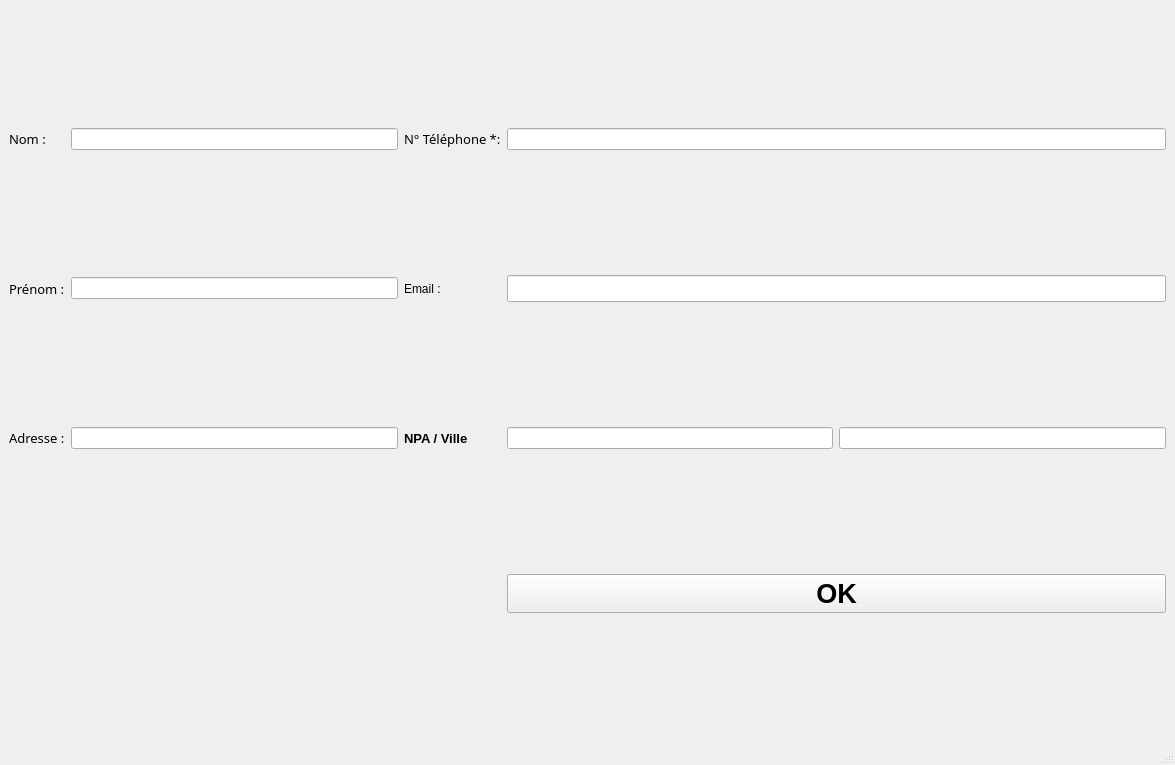
alhelo-93/TPI-SPLOKS, file Sploks/views/newclient.ui: the form before one commit.
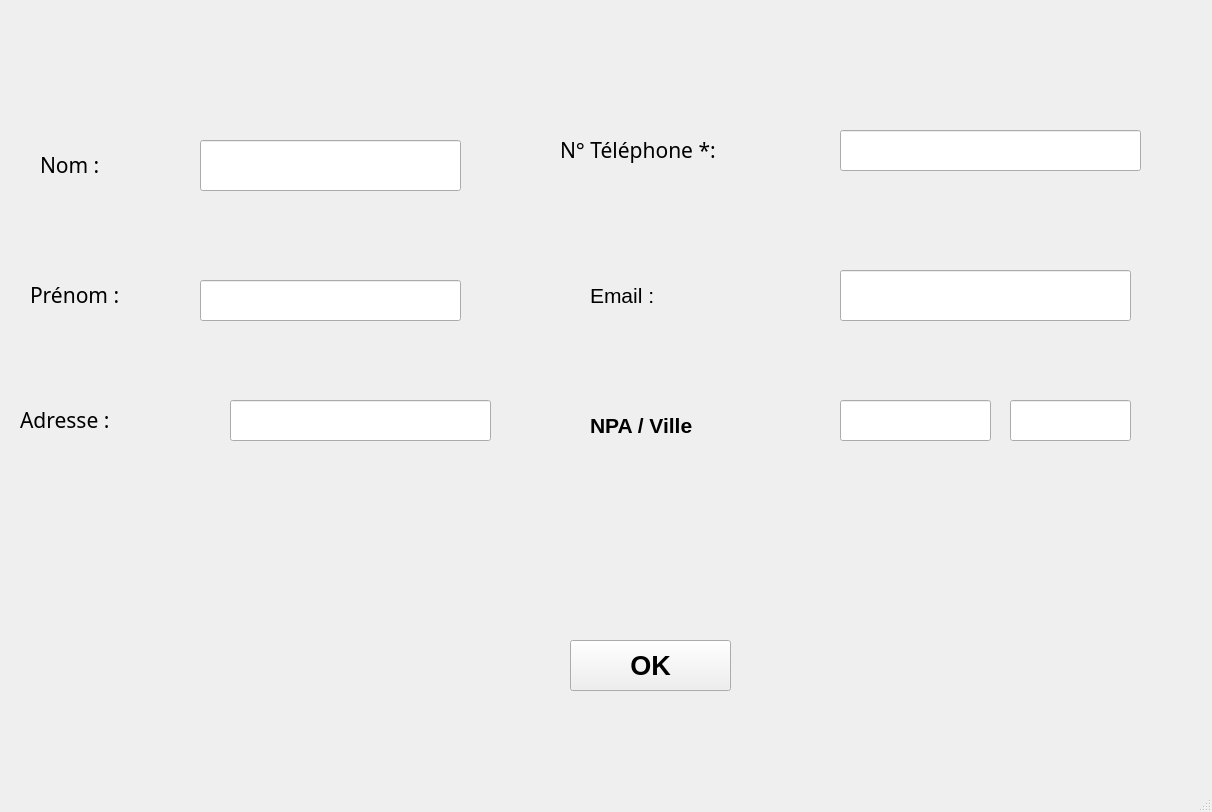
The form after the commit.

Commit message: resize interface graphic

```diff
--- a/Sploks/views/newclient.ui
+++ b/Sploks/views/newclient.ui
@@ -6,8 +6,8 @@
    <rect>
     <x>0</x>
     <y>0</y>
-    <width>1175</width>
-    <height>765</height>
+    <width>1212</width>
+    <height>812</height>
    </rect>
   </property>
   <property name="windowTitle">
@@ -17,9 +17,15 @@
    <locale language="French" country="Switzerland"/>
   </property>
   <widget class="QWidget" name="centralwidget">
-   <layout class="QGridLayout" name="gridLayout">
-    <item row="0" column="0">
      <widget class="QLabel" name="lblLastName">
+    <property name="geometry">
+     <rect>
+      <x>40</x>
+      <y>140</y>
+      <width>91</width>
+      <height>51</height>
+     </rect>
+    </property>
       <property name="font">
        <font>
         <family>Arial Black</family>
@@ -33,15 +39,28 @@
        <string notr="true">font: 87 10pt &quot;Arial Black&quot;;</string>
       </property>
       <property name="text">
-       <string>Nom :</string>
-      </property>
-     </widget>
-    </item>
-    <item row="0" column="1">
-     <widget class="QLineEdit" name="inputLastName"/>
-    </item>
-    <item row="0" column="2">
+     <string>&lt;html&gt;&lt;head/&gt;&lt;body&gt;&lt;p&gt;&lt;span style=&quot; font-size:16pt;&quot;&gt;Nom :&lt;/span&gt;&lt;/p&gt;&lt;/body&gt;&lt;/html&gt;</string>
+    </property>
+   </widget>
+   <widget class="QLineEdit" name="inputLastName">
+    <property name="geometry">
+     <rect>
+      <x>200</x>
+      <y>140</y>
+      <width>261</width>
+      <height>51</height>
+     </rect>
+    </property>
+   </widget>
      <widget class="QLabel" name="lblPhone">
+    <property name="geometry">
+     <rect>
+      <x>560</x>
+      <y>130</y>
+      <width>231</width>
+      <height>41</height>
+     </rect>
+    </property>
       <property name="font">
        <font>
         <family>Arial Black</family>
@@ -55,15 +74,28 @@
        <string notr="true">font: 87 10pt &quot;Arial Black&quot;;</string>
       </property>
       <property name="text">
-       <string>N° Téléphone *:</string>
-      </property>
-     </widget>
-    </item>
-    <item row="0" column="3" colspan="2">
-     <widget class="QLineEdit" name="inputPhone"/>
-    </item>
-    <item row="1" column="0">
+     <string>&lt;html&gt;&lt;head/&gt;&lt;body&gt;&lt;p&gt;&lt;span style=&quot; font-size:16pt;&quot;&gt;N° Téléphone *:&lt;/span&gt;&lt;/p&gt;&lt;/body&gt;&lt;/html&gt;</string>
+    </property>
+   </widget>
+   <widget class="QLineEdit" name="inputPhone">
+    <property name="geometry">
+     <rect>
+      <x>840</x>
+      <y>130</y>
+      <width>301</width>
+      <height>41</height>
+     </rect>
+    </property>
+   </widget>
      <widget class="QLabel" name="lblname">
+    <property name="geometry">
+     <rect>
+      <x>30</x>
+      <y>270</y>
+      <width>131</width>
+      <height>51</height>
+     </rect>
+    </property>
       <property name="font">
        <font>
         <family>Arial Black</family>
@@ -77,34 +109,59 @@
        <string notr="true">font: 87 10pt &quot;Arial Black&quot;;</string>
       </property>
       <property name="text">
-       <string>Prénom :</string>
-      </property>
-     </widget>
-    </item>
-    <item row="1" column="1">
-     <widget class="QLineEdit" name="inputName"/>
-    </item>
-    <item row="1" column="2">
+     <string>&lt;html&gt;&lt;head/&gt;&lt;body&gt;&lt;p&gt;&lt;span style=&quot; font-size:16pt;&quot;&gt;Prénom :&lt;/span&gt;&lt;/p&gt;&lt;/body&gt;&lt;/html&gt;</string>
+    </property>
+   </widget>
+   <widget class="QLineEdit" name="inputName">
+    <property name="geometry">
+     <rect>
+      <x>200</x>
+      <y>280</y>
+      <width>261</width>
+      <height>41</height>
+     </rect>
+    </property>
+   </widget>
      <widget class="QLabel" name="lblEmail">
+    <property name="geometry">
+     <rect>
+      <x>590</x>
+      <y>270</y>
+      <width>131</width>
+      <height>51</height>
+     </rect>
+    </property>
       <property name="styleSheet">
        <string notr="true">font: 87 10pt &quot;Arial Black&quot;;</string>
       </property>
       <property name="text">
-       <string>Email :</string>
-      </property>
-     </widget>
-    </item>
-    <item row="1" column="3" colspan="2">
+     <string>&lt;html&gt;&lt;head/&gt;&lt;body&gt;&lt;p&gt;&lt;span style=&quot; font-size:16pt;&quot;&gt;Email :&lt;/span&gt;&lt;/p&gt;&lt;/body&gt;&lt;/html&gt;</string>
+    </property>
+   </widget>
      <widget class="QLineEdit" name="inputEmail">
+    <property name="geometry">
+     <rect>
+      <x>840</x>
+      <y>270</y>
+      <width>291</width>
+      <height>51</height>
+     </rect>
+    </property>
       <property name="font">
        <font>
         <pointsize>12</pointsize>
        </font>
       </property>
      </widget>
-    </item>
-    <item row="2" column="0">
      <widget class="QLabel" name="lblAdresse">
+    <property name="geometry">
+     <rect>
+      <x>20</x>
+      <y>400</y>
+      <width>161</width>
+      <height>41</height>
+     </rect>
+    </property>
       <property name="font">
        <font>
         <family>Arial Black</family>
@@ -118,15 +175,28 @@
        <string notr="true">font: 87 10pt &quot;Arial Black&quot;;</string>
       </property>
       <property name="text">
-       <string>Adresse :</string>
-      </property>
-     </widget>
-    </item>
-    <item row="2" column="1">
-     <widget class="QLineEdit" name="inputAddress"/>
-    </item>
-    <item row="2" column="2">
+     <string>&lt;html&gt;&lt;head/&gt;&lt;body&gt;&lt;p&gt;&lt;span style=&quot; font-size:16pt;&quot;&gt;Adresse :&lt;/span&gt;&lt;/p&gt;&lt;/body&gt;&lt;/html&gt;</string>
+    </property>
+   </widget>
+   <widget class="QLineEdit" name="inputAddress">
+    <property name="geometry">
+     <rect>
+      <x>230</x>
+      <y>400</y>
+      <width>261</width>
+      <height>41</height>
+     </rect>
+    </property>
+   </widget>
      <widget class="QLabel" name="NpaVille">
+    <property name="geometry">
+     <rect>
+      <x>590</x>
+      <y>410</y>
+      <width>211</width>
+      <height>31</height>
+     </rect>
+    </property>
       <property name="font">
        <font>
         <pointsize>10</pointsize>
@@ -135,18 +205,38 @@
        </font>
       </property>
       <property name="text">
-       <string>NPA / Ville</string>
-      </property>
-     </widget>
-    </item>
-    <item row="2" column="3">
-     <widget class="QLineEdit" name="inputNpa"/>
-    </item>
-    <item row="2" column="4">
-     <widget class="QLineEdit" name="inputCity"/>
-    </item>
-    <item row="3" column="3" colspan="2">
+     <string>&lt;html&gt;&lt;head/&gt;&lt;body&gt;&lt;p&gt;&lt;span style=&quot; font-size:16pt;&quot;&gt;NPA / Ville&lt;/span&gt;&lt;/p&gt;&lt;/body&gt;&lt;/html&gt;</string>
+    </property>
+   </widget>
+   <widget class="QLineEdit" name="inputNpa">
+    <property name="geometry">
+     <rect>
+      <x>840</x>
+      <y>400</y>
+      <width>151</width>
+      <height>41</height>
+     </rect>
+    </property>
+   </widget>
+   <widget class="QLineEdit" name="inputCity">
+    <property name="geometry">
+     <rect>
+      <x>1010</x>
+      <y>400</y>
+      <width>121</width>
+      <height>41</height>
+     </rect>
+    </property>
+   </widget>
      <widget class="QPushButton" name="btnAddOK">
+    <property name="geometry">
+     <rect>
+      <x>570</x>
+      <y>640</y>
+      <width>161</width>
+      <height>51</height>
+     </rect>
+    </property>
       <property name="font">
        <font>
         <pointsize>20</pointsize>
@@ -158,8 +248,6 @@
        <string>OK</string>
       </property>
      </widget>
-    </item>
-   </layout>
   </widget>
   <widget class="QStatusBar" name="statusbar"/>
  </widget>
```
Lines whose indentation alone changed are shown as unchanged. The commit also changes 1 other file.
